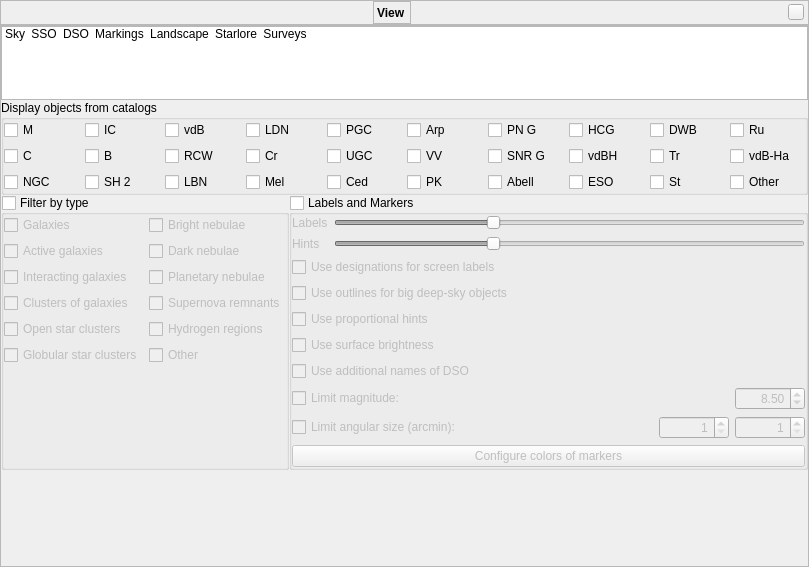
This is src/gui/viewDialog.ui in 519984307/stellarium_src as Qt 5 draws it before an edit. The edited form follows.
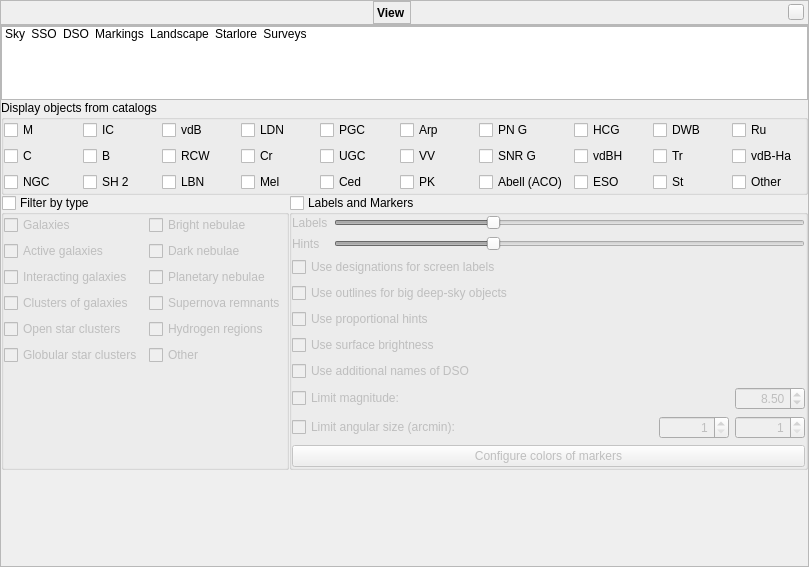
This is the edited form. The open tabs and pages were chosen to show the change. Icons and pictures are not drawn. Custom widgets are drawn as their Qt base class.

```diff
--- a/src/gui/viewDialog.ui
+++ b/src/gui/viewDialog.ui
@@ -1881,7 +1881,7 @@
                 <string>A Catalog of Rich Clusters of Galaxies (Abell+, 1989)</string>
                </property>
                <property name="text">
-                <string notr="true">Abell</string>
+                <string notr="true">Abell (ACO)</string>
                </property>
                <attribute name="buttonGroup">
                 <string notr="true">buttonGroupDisplayedDSOCatalogs</string>
```
